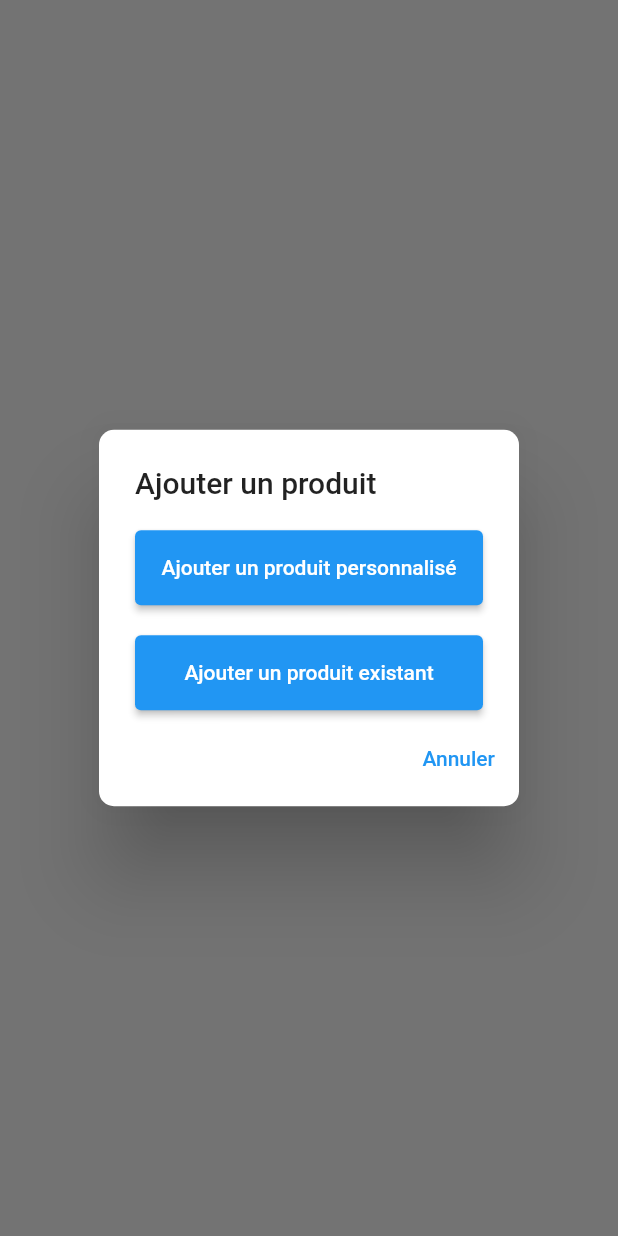
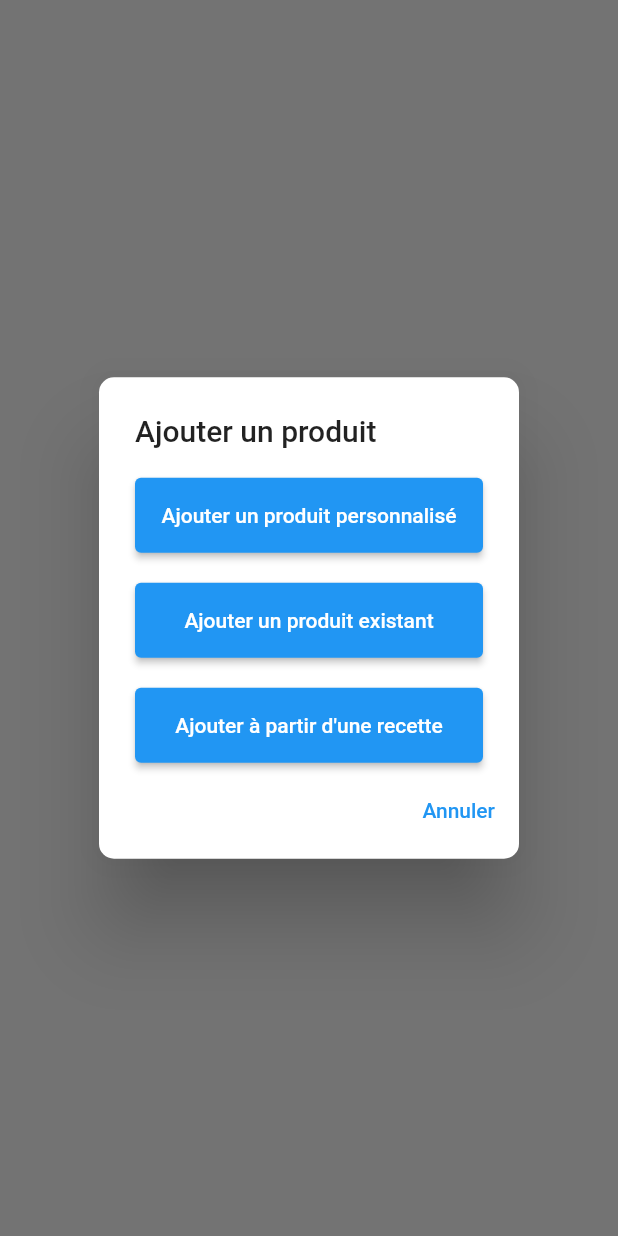
Before and after one commit to Virex22/shopping-app, a Flutter app: what showAddItemOnShoppingListDialog() shows on an empty page, opened directly with empty values, on a phone screen of 412 x 824 dp. Run offline on Flutter 3.47's test engine with Material 2 defaults, Android fonts, the phone set to English and light mode, and no system bars; our stand-ins replace carousel_slider, dio, fl_chart, flutter_dotenv, go_router, logger; network calls fail.

Commit message:
feat : add shoppinglistitem button for recipe

```diff
--- a/lib/page/shopping_list_view.dart
+++ b/lib/page/shopping_list_view.dart
@@ -106,6 +106,9 @@ class ShoppingListViewState extends State<ShoppingListView> {
         },
         addExistingItem: () {
           context.go('/shops');
+        },
+        addRecipeItem: () {
+          context.go('/recipes');
         });
   }
 
--- a/lib/partial/component/dialog/shopping_list_dialog.dart
+++ b/lib/partial/component/dialog/shopping_list_dialog.dart
@@ -43,6 +43,7 @@ void showAddItemOnShoppingListDialog({
   required BuildContext context,
   required Function() addCustomItem,
   required Function() addExistingItem,
+  required Function() addRecipeItem,
 }) {
   showDialog(
     context: context,
@@ -75,6 +76,18 @@ void showAddItemOnShoppingListDialog({
               padding: const EdgeInsets.symmetric(vertical: 16),
             ),
             child: const Text('Ajouter un produit existant'),
+          ),
+          const SizedBox(height: 20),
+          ElevatedButton(
+            onPressed: () {
+              Navigator.of(context).pop();
+              addRecipeItem();
+            },
+            style: ElevatedButton.styleFrom(
+              minimumSize: const Size(double.infinity, 50),
+              padding: const EdgeInsets.symmetric(vertical: 16),
+            ),
+            child: const Text('Ajouter à partir d\'une recette'),
           ),
         ],
       ),
```
